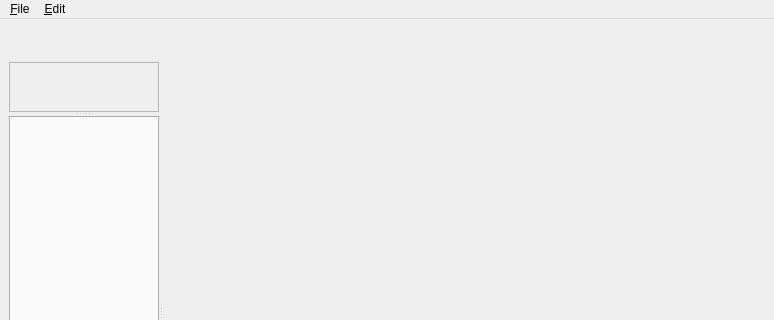
Old version of the form Code/Mantid/Vates/VatesSimpleGui/ui/MpMainWindow.ui in the repository mantidproject/mantid; both pictures show x 0 to 774 and y 0 to 320 of the 774 by 593 pixel window.
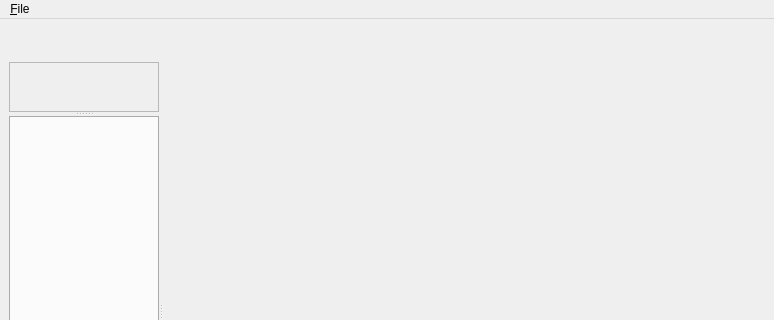
New version of the form. Custom widgets are drawn as their Qt base class.

Commit message: Removing unimplemented undo. This refs #2955.

```diff
--- a/Code/Mantid/Vates/VatesSimpleGui/ui/MpMainWindow.ui
+++ b/Code/Mantid/Vates/VatesSimpleGui/ui/MpMainWindow.ui
@@ -154,14 +154,7 @@
     <addaction name="separator"/>
     <addaction name="action_Exit"/>
    </widget>
-   <widget class="QMenu" name="menu_Edit">
-    <property name="title">
-     <string>&amp;Edit</string>
-    </property>
-    <addaction name="action_Undo"/>
-   </widget>
    <addaction name="menu_File"/>
-   <addaction name="menu_Edit"/>
   </widget>
   <widget class="QStatusBar" name="statusbar"/>
   <action name="action_Open">
```
The commit also changes 1 other file.
